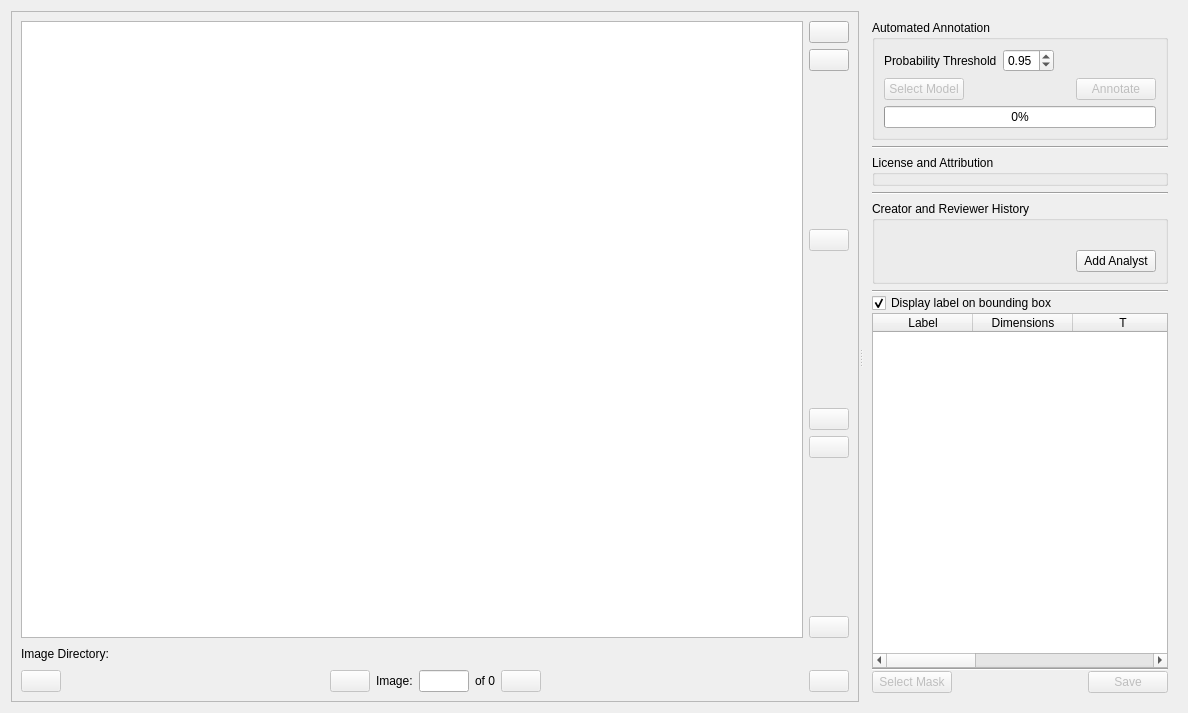
This is bboxee/gui/annotation_widget.ui in persts/BBoxEE as Qt 5 draws it before an edit. The edited form follows.
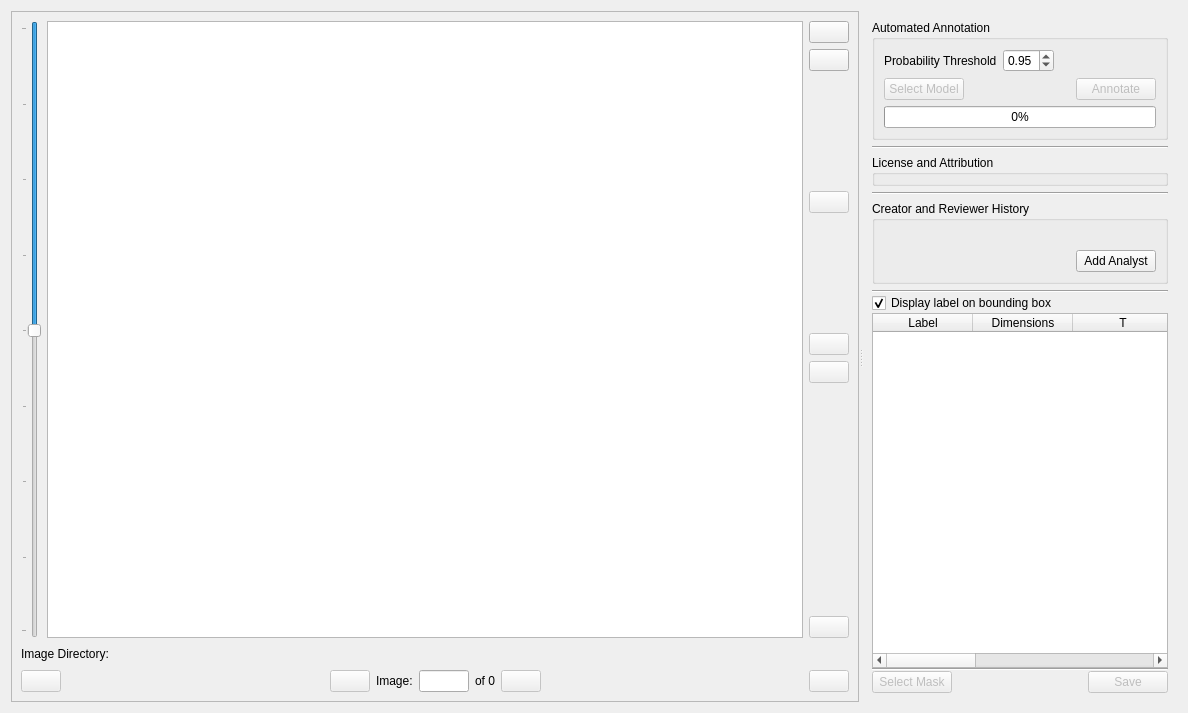
This is the edited form. Icons and pictures are not drawn. Custom widgets are drawn as their Qt base class.

Commit message: Added basic image enhancement

```diff
--- a/bboxee/gui/annotation_widget.ui
+++ b/bboxee/gui/annotation_widget.ui
@@ -39,17 +39,7 @@
        <enum>QFrame::Raised</enum>
       </property>
       <layout class="QGridLayout" name="gridLayout">
-       <item row="0" column="0">
-        <widget class="AnnotationGraphicsView" name="graphicsView">
-         <property name="minimumSize">
-          <size>
-           <width>0</width>
-           <height>0</height>
-          </size>
-         </property>
-        </widget>
-       </item>
-       <item row="0" column="1">
+       <item row="0" column="2">
         <layout class="QVBoxLayout" name="verticalLayout_3">
          <item>
           <widget class="QPushButton" name="pb_directory">
@@ -212,6 +202,19 @@
            </property>
           </spacer>
          </item>
+         <item>
+          <spacer name="verticalSpacer_4">
+           <property name="orientation">
+            <enum>Qt::Vertical</enum>
+           </property>
+           <property name="sizeHint" stdset="0">
+            <size>
+             <width>20</width>
+             <height>40</height>
+            </size>
+           </property>
+          </spacer>
+         </item>
          <item>
           <widget class="QPushButton" name="pb_clear">
            <property name="enabled">
@@ -243,38 +246,17 @@
          </item>
         </layout>
        </item>
-       <item row="1" column="0">
-        <layout class="QHBoxLayout" name="horizontalLayout_5">
-         <item>
-          <widget class="QLabel" name="label">
-           <property name="text">
-            <string>Image Directory:</string>
-           </property>
-          </widget>
-         </item>
-         <item>
-          <widget class="QLabel" name="label_image_directory">
-           <property name="text">
-            <string/>
-           </property>
-          </widget>
-         </item>
-         <item>
-          <spacer name="horizontalSpacer_3">
-           <property name="orientation">
-            <enum>Qt::Horizontal</enum>
-           </property>
-           <property name="sizeHint" stdset="0">
-            <size>
-             <width>40</width>
-             <height>20</height>
-            </size>
-           </property>
-          </spacer>
-         </item>
-        </layout>
+       <item row="0" column="1">
+        <widget class="AnnotationGraphicsView" name="graphicsView">
+         <property name="minimumSize">
+          <size>
+           <width>0</width>
+           <height>0</height>
+          </size>
+         </property>
+        </widget>
        </item>
-       <item row="2" column="0" colspan="2">
+       <item row="2" column="0" colspan="3">
         <layout class="QHBoxLayout" name="horizontalLayout_2">
          <item>
           <widget class="QPushButton" name="pb_previous">
@@ -432,6 +414,62 @@
          </item>
         </layout>
        </item>
+       <item row="1" column="0" colspan="3">
+        <layout class="QHBoxLayout" name="horizontalLayout_5">
+         <item>
+          <widget class="QLabel" name="label">
+           <property name="text">
+            <string>Image Directory:</string>
+           </property>
+          </widget>
+         </item>
+         <item>
+          <widget class="QLabel" name="label_image_directory">
+           <property name="text">
+            <string/>
+           </property>
+          </widget>
+         </item>
+         <item>
+          <spacer name="horizontalSpacer_3">
+           <property name="orientation">
+            <enum>Qt::Horizontal</enum>
+           </property>
+           <property name="sizeHint" stdset="0">
+            <size>
+             <width>40</width>
+             <height>20</height>
+            </size>
+           </property>
+          </spacer>
+         </item>
+        </layout>
+       </item>
+       <item row="0" column="0">
+        <widget class="QSlider" name="verticalSliderMidPoint">
+         <property name="maximum">
+          <number>255</number>
+         </property>
+         <property name="singleStep">
+          <number>20</number>
+         </property>
+         <property name="value">
+          <number>128</number>
+         </property>
+         <property name="orientation">
+          <enum>Qt::Vertical</enum>
+         </property>
+         <property name="invertedAppearance">
+          <bool>true</bool>
+         </property>
+         <property name="tickPosition">
+          <enum>QSlider::TicksAbove</enum>
+         </property>
+         <property name="tickInterval">
+          <number>32</number>
+         </property>
+        </widget>
+       </item>
       </layout>
      </widget>
      <widget class="QFrame" name="right_frame">
```
The commit also changes 2 other files.
